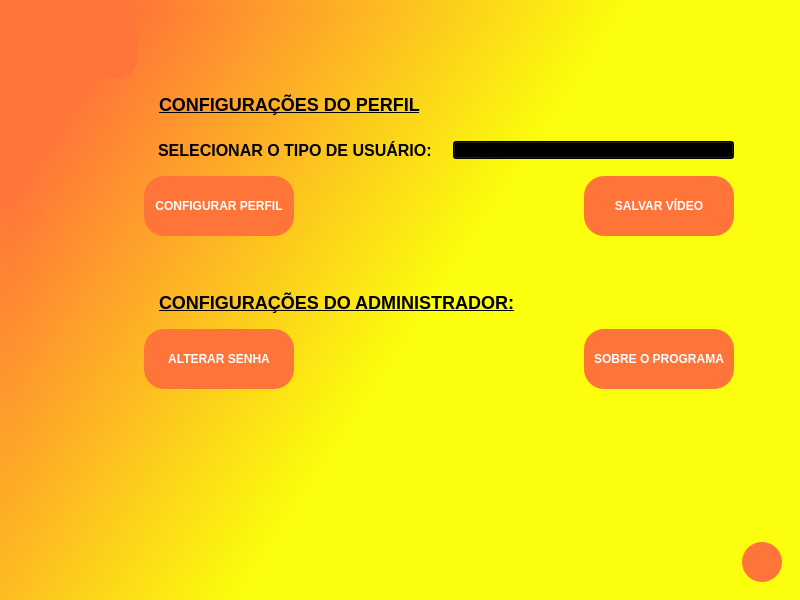
Qt form 5.Modulados/Modulados/mainwindow.ui (IsadoraVanco/Gamellito) before a commit.
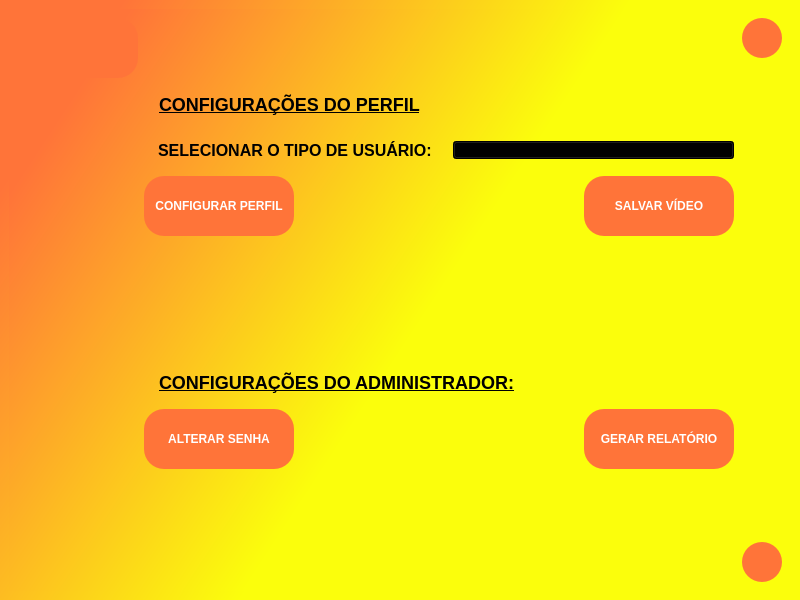
The same form after that commit. The open tabs and pages were chosen to show the change.

Patch:
```diff
--- a/5.Modulados/Modulados/mainwindow.ui
+++ b/5.Modulados/Modulados/mainwindow.ui
@@ -813,7 +813,7 @@
          </widget>
         </item>
         <item row="8" column="3">
-         <widget class="QPushButton" name="pushButton_sobre">
+         <widget class="QPushButton" name="pushButton_gerar_relatorio">
           <property name="cursor">
            <cursorShape>PointingHandCursor</cursorShape>
           </property>
@@ -837,7 +837,7 @@
 }</string>
           </property>
           <property name="text">
-           <string>SOBRE O PROGRAMA</string>
+           <string>GERAR RELATÓRIO</string>
           </property>
          </widget>
         </item>
@@ -847,12 +847,12 @@
            <enum>Qt::Vertical</enum>
           </property>
           <property name="sizeType">
-           <enum>QSizePolicy::Fixed</enum>
+           <enum>QSizePolicy::MinimumExpanding</enum>
           </property>
           <property name="sizeHint" stdset="0">
            <size>
             <width>20</width>
-            <height>40</height>
+            <height>120</height>
            </size>
           </property>
          </spacer>
@@ -971,6 +971,41 @@
           </item>
          </layout>
         </item>
+        <item row="0" column="4" alignment="Qt::AlignRight|Qt::AlignTop">
+         <widget class="QPushButton" name="pushButton_sobre">
+          <property name="sizePolicy">
+           <sizepolicy hsizetype="Fixed" vsizetype="Fixed">
+            <horstretch>0</horstretch>
+            <verstretch>0</verstretch>
+           </sizepolicy>
+          </property>
+          <property name="cursor">
+           <cursorShape>PointingHandCursor</cursorShape>
+          </property>
+          <property name="styleSheet">
+           <string notr="true">QPushButton {
+	background-color: #FF7439;
+	border-radius: 20px;
+	border: none;
+	color: #fff;
+	min-width: 40px;
+	min-height: 40px;
+	font-weight: bold;
+}
+
+QPushButton:hover {
+	background-color: #c8592d;
+}
+
+QPushButton:pressed {
+	background-color: #c8592d;
+}</string>
+          </property>
+          <property name="text">
+           <string/>
+          </property>
+         </widget>
+        </item>
        </layout>
       </widget>
       <widget class="QWidget" name="configurar_perfil">
@@ -1024,7 +1059,7 @@
          </spacer>
         </item>
         <item row="7" column="1">
-         <widget class="QPushButton" name="pushButton_gerar_relatorio">
+         <widget class="QPushButton" name="pushButton_limpar_respostas">
           <property name="sizePolicy">
            <sizepolicy hsizetype="Fixed" vsizetype="Fixed">
             <horstretch>0</horstretch>
```
Left out of the diff: 14 changed lines with no effect on the pictures.
